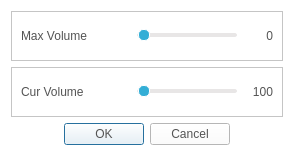
Qt form CaX/dialog/setup/maxvolumedialog.ui (fsest4u/CaX_03) before a commit.
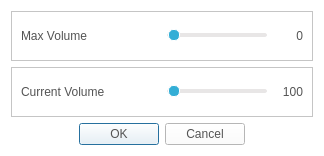
The same form after that commit.

Commit message: [v2.2 20220321 / no181] cur -> current

```diff
--- a/CaX/dialog/setup/maxvolumedialog.ui
+++ b/CaX/dialog/setup/maxvolumedialog.ui
@@ -6,7 +6,7 @@
    <rect>
     <x>0</x>
     <y>0</y>
-    <width>290</width>
+    <width>320</width>
     <height>156</height>
    </rect>
   </property>
@@ -43,7 +43,7 @@
        <widget class="QLabel" name="label">
         <property name="minimumSize">
          <size>
-          <width>110</width>
+          <width>140</width>
           <height>0</height>
          </size>
         </property>
@@ -117,12 +117,12 @@
        <widget class="QLabel" name="label_2">
         <property name="minimumSize">
          <size>
-          <width>110</width>
+          <width>140</width>
           <height>0</height>
          </size>
         </property>
         <property name="text">
-         <string>Cur Volume</string>
+         <string>Current Volume</string>
         </property>
        </widget>
       </item>
```
